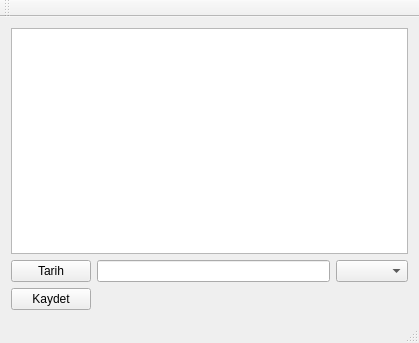
Before: the Qt Designer form qtftp.ui in hsudas/QtFtp, drawn with Qt 5.
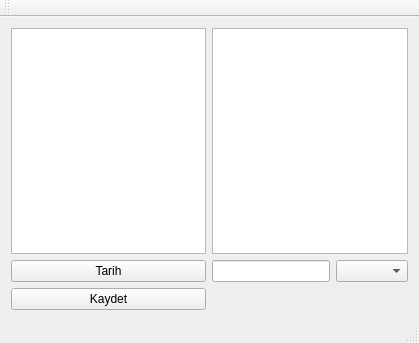
After: the same form once the commit is applied.

Commit message: klasor agaci olusturuldu

What changed in the file:
```diff
--- a/qtftp.ui
+++ b/qtftp.ui
@@ -35,9 +35,12 @@
     <item row="5" column="2">
      <widget class="QComboBox" name="cbFaturaTuru"/>
     </item>
-    <item row="3" column="0" colspan="3">
+    <item row="3" column="1" colspan="2">
      <widget class="QListWidget" name="listWidget"/>
     </item>
+    <item row="3" column="0">
+     <widget class="QTreeView" name="treeView"/>
+    </item>
    </layout>
   </widget>
   <widget class="QMenuBar" name="menuBar">
```
The commit also changes 2 other files.
